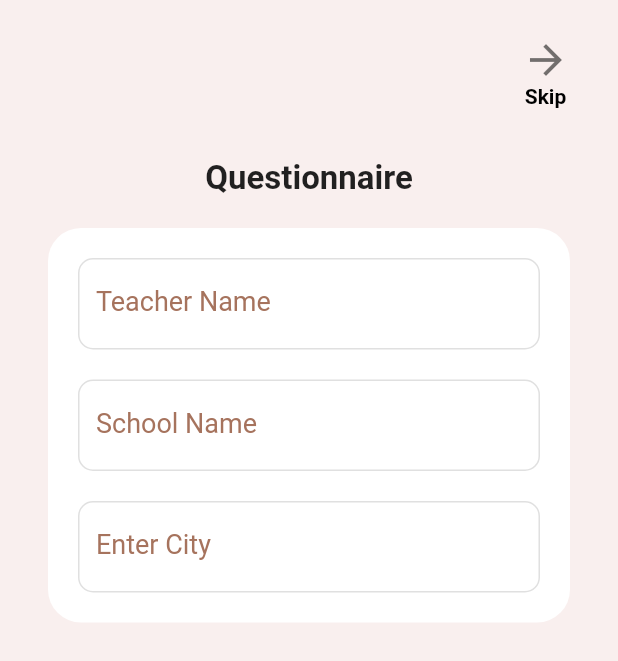
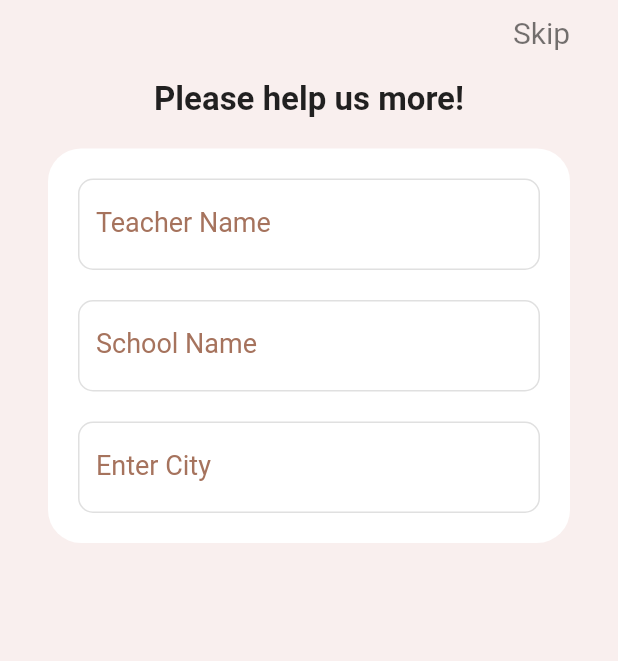
Before and after one commit to Rohan-Sharda/MASTHGuru, a Flutter app: the Teacher screen opened directly, on a phone screen of 412 x 824 dp. Shown: the top 661 px of the screen. Run offline on Flutter 3.47's test engine with Material 2 defaults, Android fonts, the phone set to English and light mode, and no system bars; our stand-ins replace flutter_signin_button, font_awesome_flutter.

Commit message:
Skip button created

```diff
--- a/lib/login_page.dart
+++ b/lib/login_page.dart
@@ -41,6 +41,19 @@ class _LoginPageState extends State<LoginPage> {
             children: [
               const SizedBox(
                 height: 20.0, //to insert space instead of doing padding
+              ),
+              Container(
+                padding: EdgeInsets.symmetric(vertical: 24, horizontal: 32),
+                child: Align(
+                  alignment: Alignment.topRight,
+                  child: GestureDetector(
+                    onTap: () {},
+                    child: Text(
+                      "Skip",
+                      style: TextStyle(color: Colors.black54, fontSize: 20),
+                    ),
+                  ),
+                ),
               ),
               Container(
                 width: 200,
--- a/lib/teacher.dart
+++ b/lib/teacher.dart
@@ -8,35 +8,20 @@ class Teacher extends StatelessWidget {
       backgroundColor: Color.fromARGB(255, 249, 239, 238),
       body: SafeArea(
         child: Padding(
-          padding: EdgeInsets.symmetric(vertical: 24, horizontal: 32),
+          padding: EdgeInsets.symmetric(vertical: 10, horizontal: 32),
           child: Column(
             children: [
               Align(
                 alignment: Alignment.topRight,
                 child: GestureDetector(
                   // onTap: () => Navigator.pop(context),
-                  child: Icon(
-                    Icons.arrow_forward,
-                    size: 32,
-                    color: Colors.black54,
+                  child: Text(
+                    "Skip",
+                    style: TextStyle(color: Colors.black54, fontSize: 20),
                   ),
                 ),
               ),
-              Container(
-                padding: EdgeInsets.fromLTRB(0, 0, 2.5, 0),
-                alignment: Alignment.topRight,
-                height: 30.0,
-                width: MediaQuery.of(context).size.width,
-                color: Color.fromARGB(255, 249, 239, 238),
-                child: Align(
-                  alignment: Alignment.topRight,
-                  child: Text(
-                    "Skip",
-                    style: TextStyle(
-                        color: Colors.black, fontWeight: FontWeight.bold),
-                  ),
-                ),
-              ),
+
               // SizedBox(
               //   height: 18,
               // ),
@@ -55,7 +40,7 @@ class Teacher extends StatelessWidget {
                 height: 20,
               ),
               Text(
-                'Questionnaire',
+                'Please help us more!',
                 style: TextStyle(
                   fontSize: 22,
                   fontWeight: FontWeight.bold,
```
